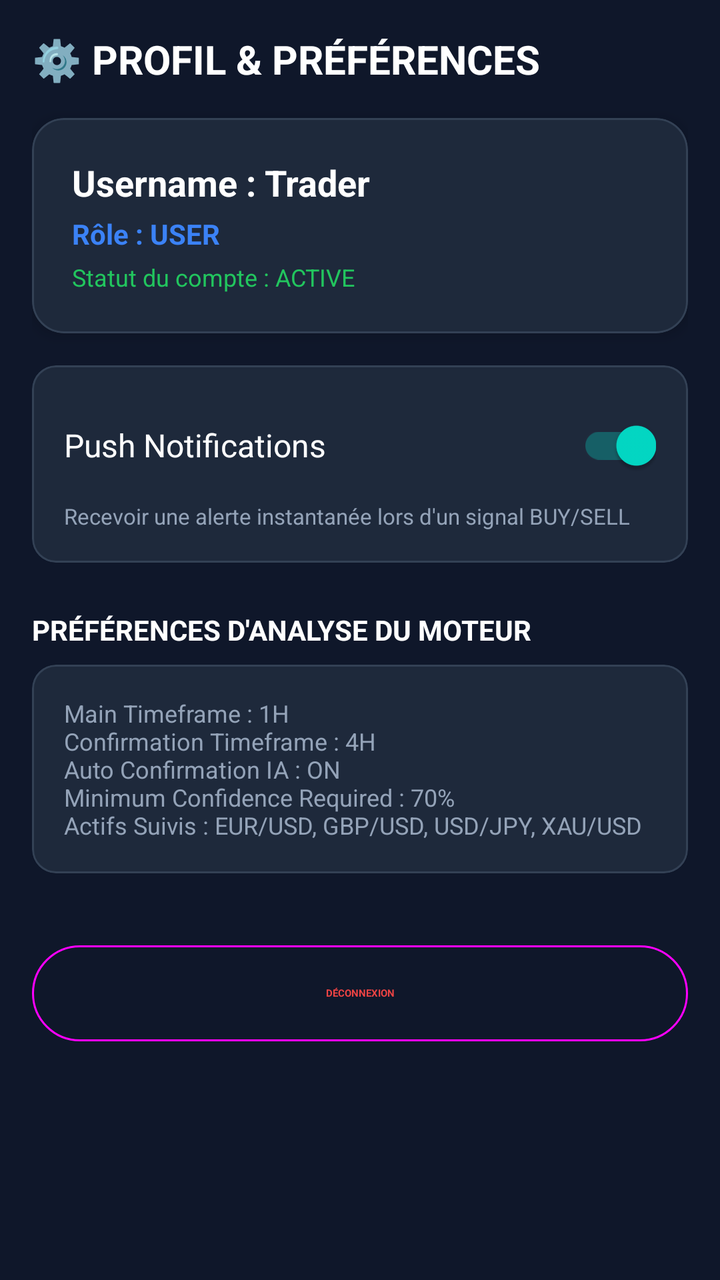
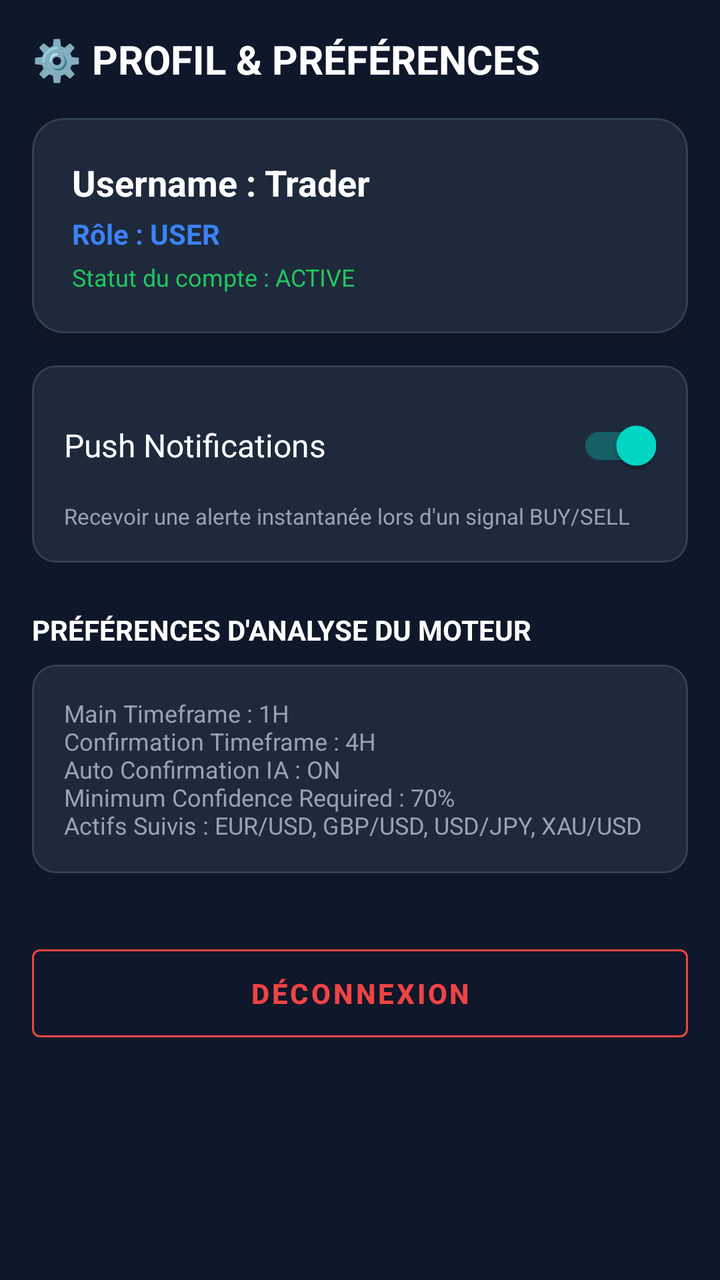

Compare the two renders of this Android layout. The source of the first and the diff that turns it into the second are given below.
<!-- AndroidManifest.xml: application theme Theme.TradeVisionAI -->
<!-- res/layout/fragment_profile.xml -->
<?xml version="1.0" encoding="utf-8"?>
<ScrollView xmlns:android="http://schemas.android.com/apk/res/android"
    xmlns:app="http://schemas.android.com/apk/res-auto"
    android:layout_width="match_parent"
    android:layout_height="match_parent"
    android:background="@color/bg_main"
    android:padding="16dp">

    <LinearLayout
        android:layout_width="match_parent"
        android:layout_height="wrap_content"
        android:orientation="vertical">

        <TextView
            android:layout_width="wrap_content"
            android:layout_height="wrap_content"
            android:text="⚙️ PROFIL &amp; PRÉFÉRENCES"
            android:textColor="@color/text_main"
            android:textSize="20sp"
            android:textStyle="bold" />

        
        <com.google.android.material.card.MaterialCardView
            android:layout_width="match_parent"
            android:layout_height="wrap_content"
            android:layout_marginTop="16dp"
            app:cardBackgroundColor="@color/bg_card"
            app:cardCornerRadius="16dp"
            app:cardElevation="4dp"
            app:strokeColor="@color/bg_border"
            app:strokeWidth="1dp">

            <LinearLayout
                android:layout_width="match_parent"
                android:layout_height="wrap_content"
                android:orientation="vertical"
                android:padding="20dp">

                <TextView
                    android:id="@+id/tvUsername"
                    android:layout_width="wrap_content"
                    android:layout_height="wrap_content"
                    android:text="Username : Trader"
                    android:textColor="@color/text_main"
                    android:textSize="18sp"
                    android:textStyle="bold" />

                <TextView
                    android:id="@+id/tvRole"
                    android:layout_width="wrap_content"
                    android:layout_height="wrap_content"
                    android:layout_marginTop="4dp"
                    android:text="Rôle : USER"
                    android:textColor="@color/admin_accent"
                    android:textSize="14sp"
                    android:textStyle="bold" />

                <TextView
                    android:id="@+id/tvStatus"
                    android:layout_width="wrap_content"
                    android:layout_height="wrap_content"
                    android:layout_marginTop="4dp"
                    android:text="Statut du compte : ACTIVE"
                    android:textColor="@color/signal_buy"
                    android:textSize="12sp" />

            </LinearLayout>
        </com.google.android.material.card.MaterialCardView>

        
        <com.google.android.material.card.MaterialCardView
            android:layout_width="match_parent"
            android:layout_height="wrap_content"
            android:layout_marginTop="16dp"
            app:cardBackgroundColor="@color/bg_card"
            app:cardCornerRadius="12dp"
            app:strokeColor="@color/bg_border"
            app:strokeWidth="1dp">

            <LinearLayout
                android:layout_width="match_parent"
                android:layout_height="wrap_content"
                android:orientation="vertical"
                android:padding="16dp">

                <androidx.appcompat.widget.SwitchCompat
                    android:id="@+id/switchNotifications"
                    android:layout_width="match_parent"
                    android:layout_height="wrap_content"
                    android:checked="true"
                    android:text="Push Notifications"
                    android:textColor="@color/text_main"
                    android:textSize="16sp" />

                <TextView
                    android:layout_width="wrap_content"
                    android:layout_height="wrap_content"
                    android:layout_marginTop="4dp"
                    android:text="Recevoir une alerte instantanée lors d'un signal BUY/SELL"
                    android:textColor="@color/text_secondary"
                    android:textSize="11sp" />

            </LinearLayout>
        </com.google.android.material.card.MaterialCardView>

        
        <TextView
            android:layout_width="wrap_content"
            android:layout_height="wrap_content"
            android:layout_marginTop="24dp"
            android:text="PRÉFÉRENCES D'ANALYSE DU MOTEUR"
            android:textColor="@color/text_main"
            android:textSize="14sp"
            android:textStyle="bold" />

        <com.google.android.material.card.MaterialCardView
            android:layout_width="match_parent"
            android:layout_height="wrap_content"
            android:layout_marginTop="8dp"
            app:cardBackgroundColor="@color/bg_card"
            app:cardCornerRadius="12dp"
            app:strokeColor="@color/bg_border"
            app:strokeWidth="1dp">

            <TextView
                android:layout_width="match_parent"
                android:layout_height="wrap_content"
                android:padding="16dp"
                android:text="Main Timeframe : 1H\nConfirmation Timeframe : 4H\nAuto Confirmation IA : ON\nMinimum Confidence Required : 70%\nActifs Suivis : EUR/USD, GBP/USD, USD/JPY, XAU/USD"
                android:textColor="@color/text_secondary"
                android:textSize="12sp" />
        </com.google.android.material.card.MaterialCardView>

        
        <Button
            android:id="@+id/btnLogout"
            style="@style/Widget.Material3.Button.OutlinedButton"
            android:layout_width="match_parent"
            android:layout_height="56dp"
            android:layout_marginTop="32dp"
            android:layout_marginBottom="24dp"
            android:text="DÉCONNEXION"
            android:textColor="@color/signal_sell"
            android:textStyle="bold" />

    </LinearLayout>
</ScrollView>
<!-- resources referenced by this layout -->
<resources>
  <color name="admin_accent">#3B82F6</color>
  <color name="bg_border">#334155</color>
  <color name="bg_card">#1E293B</color>
  <color name="bg_main">#0F172A</color>
  <color name="signal_buy">#22C55E</color>
  <color name="signal_sell">#EF4444</color>
  <color name="text_main">#FFFFFF</color>
  <color name="text_secondary">#94A3B8</color>
  <style name="Theme.TradeVisionAI" parent="Theme.MaterialComponents.DayNight.NoActionBar">
          
          
          <item name="colorPrimary">@color/admin_accent</item>
          <item name="colorOnPrimary">@color/text_main</item>
          <item name="android:windowBackground">@color/bg_main</item>
          <item name="colorSurface">@color/bg_card</item>
          <item name="colorOnSurface">@color/text_main</item>
  
          
          <item name="android:statusBarColor">@color/bg_main</item>
          <item name="android:windowLightStatusBar">false</item>
          
      </style>
</resources>

<!-- the commit's change to res/layout/fragment_profile.xml (unified diff, before → after) -->
@@ -19,7 +19,6 @@
             android:textSize="20sp"
             android:textStyle="bold" />
 
-        
         <com.google.android.material.card.MaterialCardView
             android:layout_width="match_parent"
             android:layout_height="wrap_content"
@@ -67,7 +66,6 @@
             </LinearLayout>
         </com.google.android.material.card.MaterialCardView>
 
-        
         <com.google.android.material.card.MaterialCardView
             android:layout_width="match_parent"
             android:layout_height="wrap_content"
@@ -103,7 +101,6 @@
             </LinearLayout>
         </com.google.android.material.card.MaterialCardView>
 
-        
         <TextView
             android:layout_width="wrap_content"
             android:layout_height="wrap_content"
@@ -131,17 +128,17 @@
                 android:textSize="12sp" />
         </com.google.android.material.card.MaterialCardView>
 
-        
-        <Button
+        <com.google.android.material.button.MaterialButton
             android:id="@+id/btnLogout"
-            style="@style/Widget.Material3.Button.OutlinedButton"
+            style="?attr/materialButtonOutlinedStyle"
             android:layout_width="match_parent"
             android:layout_height="56dp"
             android:layout_marginTop="32dp"
             android:layout_marginBottom="24dp"
             android:text="DÉCONNEXION"
             android:textColor="@color/signal_sell"
-            android:textStyle="bold" />
+            android:textStyle="bold"
+            app:strokeColor="@color/signal_sell" />
 
     </LinearLayout>
 </ScrollView>
